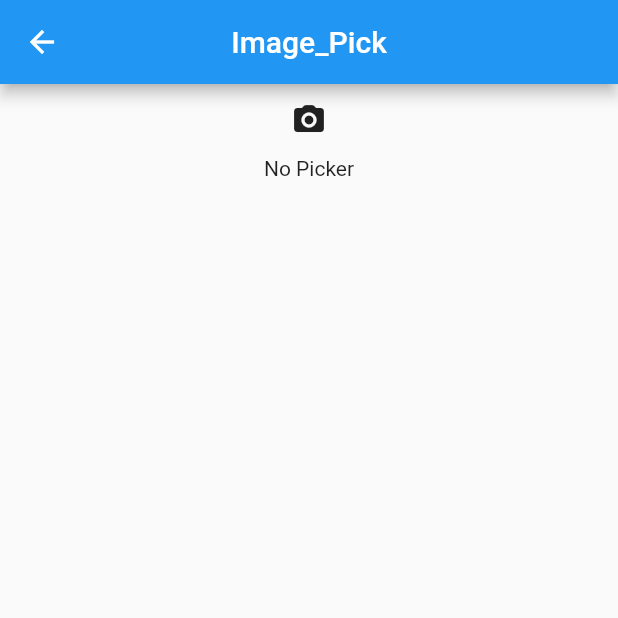
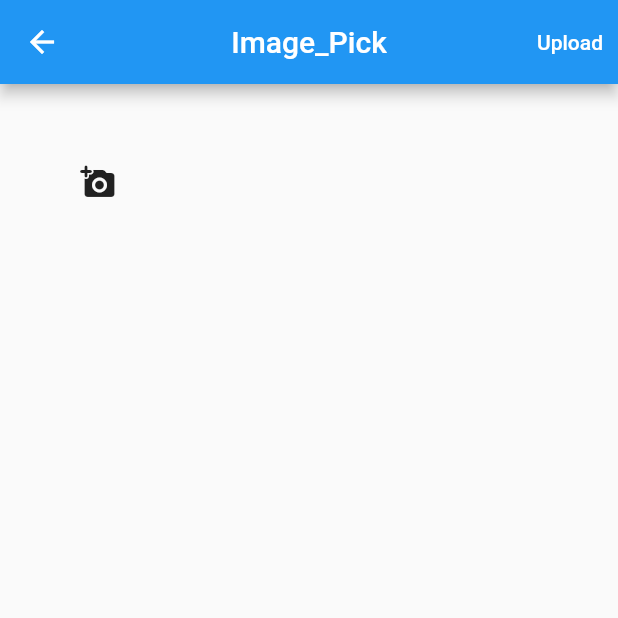
Before and after one commit to RayanIsmael/My-Cloud-Storage, a Flutter app: the PickImage screen opened directly, on a phone screen of 412 x 824 dp, the top half of it. Run offline on Flutter 3.47's test engine with Material 2 defaults, Android fonts, the phone set to English and light mode, and no system bars; our stand-ins replace cloud_firestore, firebase_core, firebase_storage, image_picker; accounts and stored records are empty.

Commit message:
Upload image and Get in Cloud Storage. profitinal way

```diff
--- a/lib/cloudStorage/first.dart
+++ b/lib/cloudStorage/first.dart
@@ -34,7 +34,7 @@ class _First1State extends State<First1> {
                 Text("Image_Picker"),
                 IconButton(
                   onPressed: () async {
-                    await getNameOfImageInFirebase();
+                    await first1(context);
                   },
                   icon: Icon(Icons.camera_alt_rounded),
                 ),
--- a/lib/pich-image/userPickImage.dart
+++ b/lib/pich-image/userPickImage.dart
@@ -1,5 +1,8 @@
 import 'dart:io';
-
+import 'package:cloud_firestore/cloud_firestore.dart';
+import 'package:my_cloudstorage/pich-image/getimage.dart';
+import 'package:path/path.dart';
+import 'package:firebase_storage/firebase_storage.dart';
 import 'package:flutter/material.dart';
 import 'package:image_picker/image_picker.dart';
 
@@ -12,15 +15,83 @@ class PickImage extends StatefulWidget {
 
 class _PickImageState extends State<PickImage> {
   ///////////////////////////////
-  File? image;
+  List<File> image = [];
+  CollectionReference? image_url;
 
   var imagepicker = ImagePicker();
 
+  bool upload = false;
+  double prognumber = 0;
+
+  @override
+  Widget build(BuildContext context) {
+    return Scaffold(
+      appBar: AppBar(
+        title: Text("Image_Pick"),
+        centerTitle: true,
+        actions: [
+          TextButton(
+              onPressed: () async {
+                setState(() {
+                  upload = true;
+                });
+                await addingToStorage()
+                    .whenComplete(() => Navigator.of(context).push(MaterialPageRoute(builder: (context) => Display(),)));
+              },
+              child: Text(
+                "Upload",
+                style: TextStyle(color: Colors.white),
+              ))
+        ],
+      ),
+      /////////////////
+      body: Stack(
+        children: [
+          GridView.builder(
+            gridDelegate: SliverGridDelegateWithFixedCrossAxisCount(
+              crossAxisCount: 3,
+              crossAxisSpacing: 10,
+              mainAxisSpacing: 10,
+            ),
+            itemCount: image.length + 1,
+            itemBuilder: (context, index) {
+              return index == 0
+                  ? IconButton(
+                      onPressed: () async{
+                        // ignore: unnecessary_statements
+                        !upload ? await pickimage() : null;
+                      },
+                      icon: Icon(Icons.add_a_photo_rounded))
+                  : Container(
+                      decoration: BoxDecoration(
+                          image: DecorationImage(
+                              image: FileImage(
+                                image[index - 1],
+                              ),
+                              fit: BoxFit.fill)),
+                    );
+            },
+          ),
+          upload
+              ? Center(
+                  child: CircularProgressIndicator(
+                    value: prognumber,
+                    valueColor: AlwaysStoppedAnimation<Color>(Colors.green),
+                  ),
+                )
+              : Container(),
+        ],
+      ),
+      /////////////////
+    );
+  }
+
+  ////////////////
   pickimage() async {
     var imgpick = await imagepicker.getImage(source: ImageSource.gallery);
     if (imgpick != null) {
       setState(() {
-        image = File(imgpick.path);
+        image.add(File(imgpick.path));
       });
     } else {
       print("Error");
@@ -28,27 +99,35 @@ class _PickImageState extends State<PickImage> {
   }
 
   /////////////////
+  Future addingToStorage() async {
+    int i = 1;
+    if (image.isEmpty) {
+      print("image.isEmpty");
+    } else {
+      for (var img in image) {
+        setState(() {
+          prognumber = i / image.length;
+        });
+        var imagename = basename(img.path);
+        var ref = FirebaseStorage.instance
+            .ref("images")
+            .child("child")
+            .child(imagename);
+        await ref.putFile(img).whenComplete(() async {
+          await ref.getDownloadURL().then((value) {
+            image_url!.add({"url": value});
+            i++;
+          });
+        });
+      }
+    }
+  }
+
+  /////////
   @override
-  Widget build(BuildContext context) {
-    return Scaffold(
-      appBar: AppBar(
-        title: Text("Image_Pick"),
-        centerTitle: true,
-      ),
-      /////////////////
-      body: Center(
-        child: Column(
-          children: [
-            IconButton(
-              onPressed: pickimage,
-              icon: Icon(Icons.camera_alt_rounded),
-            ),
+  void initState() {
+    image_url = FirebaseFirestore.instance.collection("urlImage");
 
-            image ==null ?Text("No Picker") : Image.file(image!),
-          ],
-        ),
-      ),
-      /////////////////
-    );
+    super.initState();
   }
 }
--- a/pubspec.yaml
+++ b/pubspec.yaml
@@ -50,8 +50,8 @@ flutter:
   uses-material-design: true
 
   # To add assets to your application, add an assets section, like this:
-  # assets:
-  #   - images/a_dot_burr.jpeg
+  assets:
+    - images/
   #   - images/a_dot_ham.jpeg
 
   # An image asset can refer to one or more resolution-specific "variants", see
```
Also changed, not shown: lib/pich-image/getimage.dart (added, +51 -0 lines), images/1.png (added), images/11.jpg (added), images/12.png (added).
